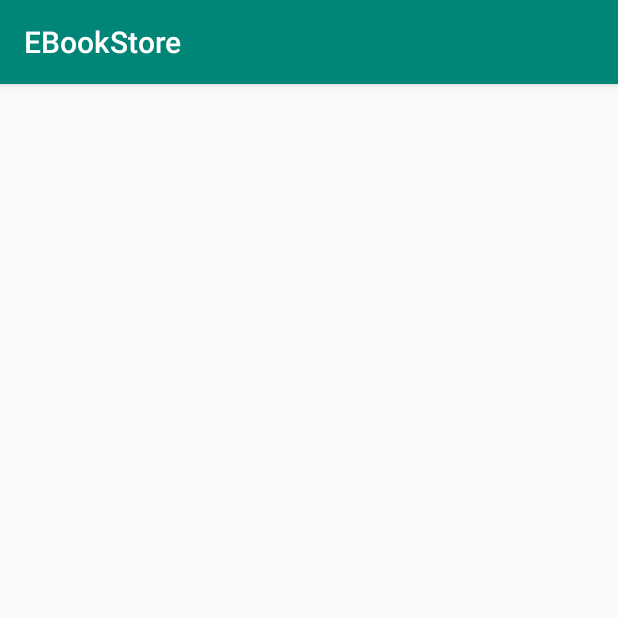
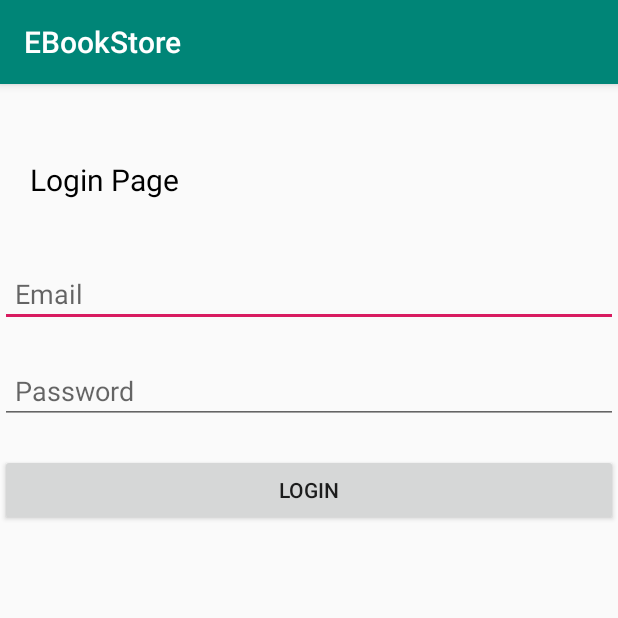
Before and after one commit to sidnayyar1/EBookStore, an Android app: the LoginScreen screen opened directly, with no data from a screen before it, on a phone screen of 412 x 824 dp, the top half of it. Run offline under Robolectric (Android 15) with nearby library versions, the phone set to English and light mode, and no system bars.

Commit message:
[Sidharth] Created the basic Screen for Login page.

```diff
--- a/app/src/main/java/com/codeoptimizer/ebookstore/LoginScreen.java
+++ b/app/src/main/java/com/codeoptimizer/ebookstore/LoginScreen.java
@@ -10,5 +10,6 @@ public class LoginScreen extends AppCompatActivity {
     protected void onCreate(Bundle savedInstanceState) {
         super.onCreate(savedInstanceState);
         setContentView(R.layout.activity_login_screen);
+
     }
 }
--- a/app/src/main/res/layout/activity_login_screen.xml
+++ b/app/src/main/res/layout/activity_login_screen.xml
@@ -1,9 +1,37 @@
 <?xml version="1.0" encoding="utf-8"?>
-<androidx.constraintlayout.widget.ConstraintLayout xmlns:android="http://schemas.android.com/apk/res/android"
+<LinearLayout xmlns:android="http://schemas.android.com/apk/res/android"
     xmlns:app="http://schemas.android.com/apk/res-auto"
     xmlns:tools="http://schemas.android.com/tools"
     android:layout_width="match_parent"
+    android:orientation="vertical"
     android:layout_height="match_parent"
     tools:context=".LoginScreen">
 
-</androidx.constraintlayout.widget.ConstraintLayout>
+    <TextView
+        android:layout_marginTop="30dp"
+        android:layout_width="wrap_content"
+        android:layout_height="wrap_content"
+        android:padding="20dp"
+        android:text="Login Page"
+        android:textAlignment="center"
+        android:textColor="#000"
+        android:textSize="20dp" />
+    <EditText
+        android:layout_marginTop="20dp"
+        android:padding="10dp"
+        android:hint="Email"
+        android:layout_width="match_parent"
+        android:layout_height="wrap_content" />
+    <EditText
+        android:layout_marginTop="20dp"
+        android:padding="10dp"
+        android:hint="Password"
+        android:layout_width="match_parent"
+        android:layout_height="wrap_content" />
+<Button
+    android:layout_marginTop="20dp"
+    android:layout_width="match_parent"
+    android:layout_height="wrap_content"
+    android:text="Login"/>
+
+</LinearLayout>
```
